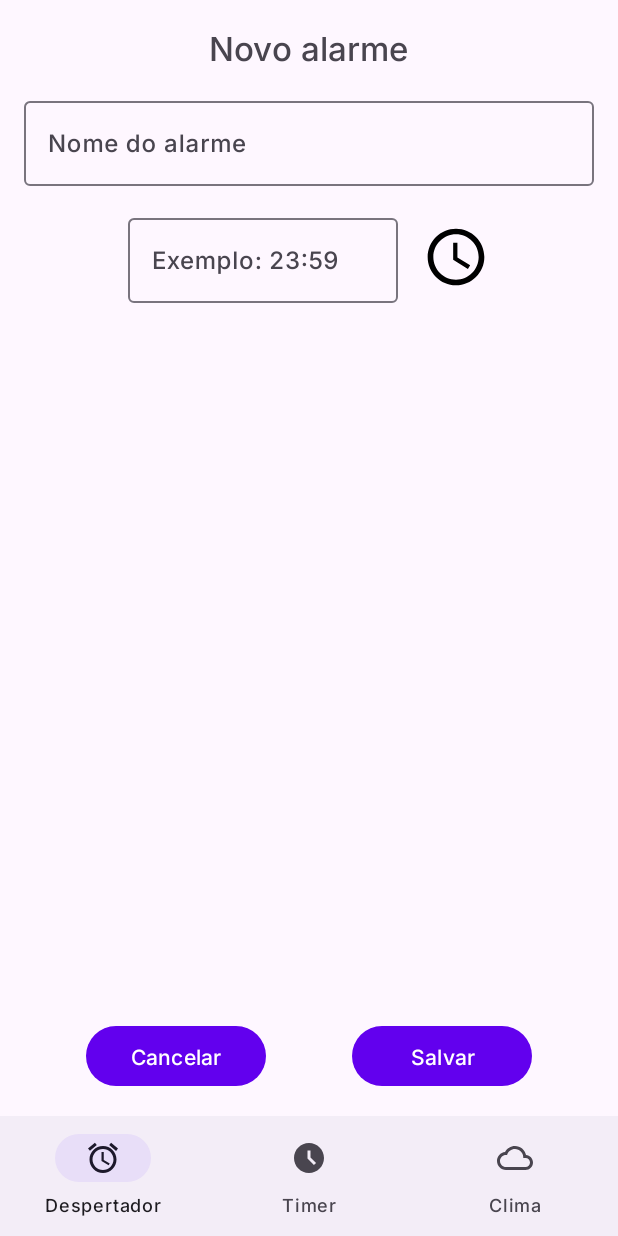
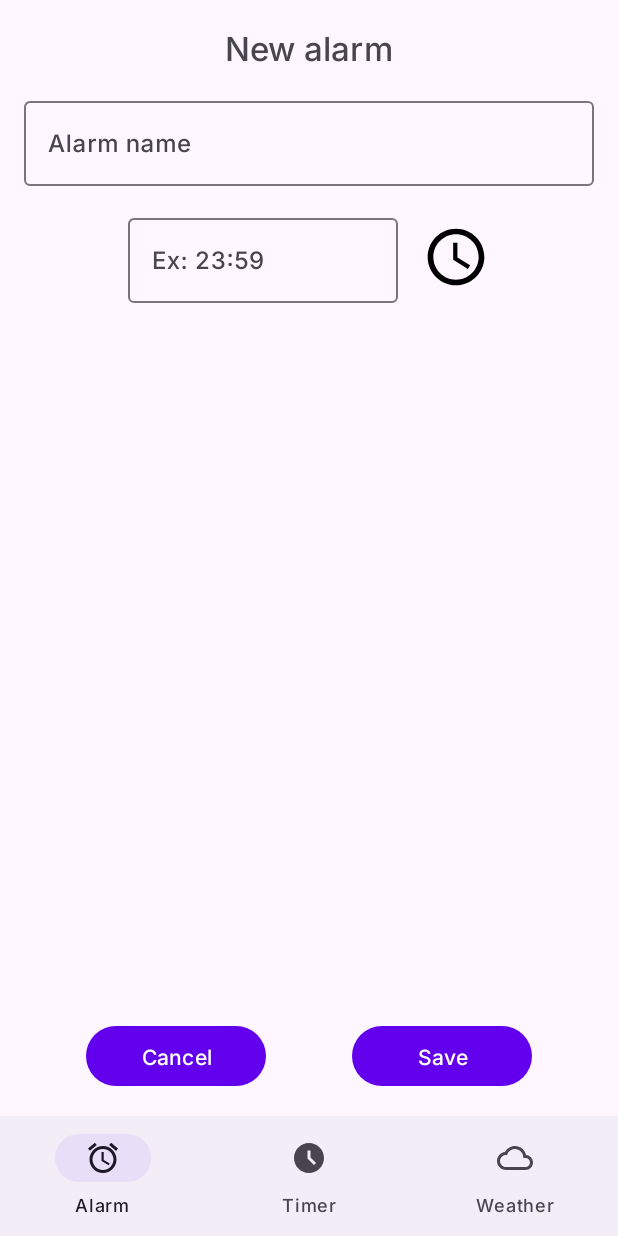
Before and after one commit to matheusperezz/app-relogio, an Android app: the NewAlarmFragment screen opened through its navigation route, on a phone screen of 412 x 824 dp. Run offline under Robolectric (Android 15) with nearby library versions, the phone set to English and light mode, and no system bars; our stand-ins replace Dagger/Hilt's generated code, Room's generated code, navigation-ui.

Commit message:
alarm activation bug fixed | new design on the alarmListCard | translate some texts (must be finish) to english

```diff
--- a/app/src/main/java/com/vanquish/despertador/MainActivity.kt
+++ b/app/src/main/java/com/vanquish/despertador/MainActivity.kt
@@ -8,8 +8,6 @@ import com.vanquish.despertador.databinding.ActivityMainBinding
 import dagger.hilt.android.AndroidEntryPoint
 
 /*
- *
- *  TODO: Consertar Bug - Ativação do Alarme
  *
  *  TODO: Consertar Bug - Atualização do clima só é feita ao ligar o onViewCreated
  *
@@ -33,4 +31,5 @@ class MainActivity : AppCompatActivity() {
 
     private fun getNavHostFragment(): NavHostFragment =
         supportFragmentManager.findFragmentById(binding.fragmentContainerView.id) as NavHostFragment
+
 }
--- a/app/src/main/java/com/vanquish/despertador/ui/adapter/AlarmAdapter.kt
+++ b/app/src/main/java/com/vanquish/despertador/ui/adapter/AlarmAdapter.kt
@@ -8,7 +8,7 @@ import androidx.annotation.RequiresApi
 import androidx.recyclerview.widget.RecyclerView
 import com.vanquish.despertador.database.models.Alarm
 import com.vanquish.despertador.databinding.ResItemAlarmBinding
-import com.vanquish.despertador.extensions.toHourMinuteFormat
+import com.vanquish.despertador.ui.utils.toHourMinuteFormat
 
 @RequiresApi(Build.VERSION_CODES.O)
 class AlarmAdapter(
--- a/app/src/main/java/com/vanquish/despertador/ui/fragments/weather/WeatherFragment.kt
+++ b/app/src/main/java/com/vanquish/despertador/ui/fragments/weather/WeatherFragment.kt
@@ -16,7 +16,7 @@ import androidx.fragment.app.Fragment
 import androidx.fragment.app.viewModels
 import androidx.lifecycle.lifecycleScope
 import com.vanquish.despertador.databinding.FragmentWeatherBinding
-import com.vanquish.despertador.extensions.kelvinToCelsiusString
+import com.vanquish.despertador.ui.utils.kelvinToCelsiusString
 import com.vanquish.despertador.ui.viewmodels.WeatherViewModel
 import dagger.hilt.android.AndroidEntryPoint
 import dagger.hilt.android.scopes.FragmentScoped
--- a/app/src/main/java/com/vanquish/despertador/extensions/StringConverters.kt
+++ b/app/src/main/java/com/vanquish/despertador/ui/utils/StringConverters.kt
@@ -1,4 +1,4 @@
-package com.vanquish.despertador.extensions
+package com.vanquish.despertador.ui.utils
 
 import android.os.Build
 import androidx.annotation.RequiresApi
--- a/app/src/main/java/com/vanquish/despertador/extensions/TempConverter.kt
+++ b/app/src/main/java/com/vanquish/despertador/ui/utils/TempConverter.kt
@@ -1,4 +1,4 @@
-package com.vanquish.despertador.extensions
+package com.vanquish.despertador.ui.utils
 
 fun kelvinToCelsiusString(temp: Double) : String {
     val celsius = temp - 273.15
--- a/app/src/main/res/layout/activity_wake_up.xml
+++ b/app/src/main/res/layout/activity_wake_up.xml
@@ -10,7 +10,7 @@
         android:id="@+id/textViewMain"
         android:layout_width="wrap_content"
         android:layout_height="wrap_content"
-        android:text="Acordar"
+        android:text="Wake up!!!"
         android:textSize="35sp"
         app:layout_constraintBottom_toTopOf="@+id/buttonTurnOff"
         app:layout_constraintEnd_toEndOf="parent"
@@ -22,7 +22,7 @@
         android:id="@+id/buttonTurnOff"
         android:layout_width="wrap_content"
         android:layout_height="wrap_content"
-        android:text="Desligar"
+        android:text="Turn off"
         app:layout_constraintBottom_toBottomOf="parent"
         app:layout_constraintEnd_toEndOf="parent"
         app:layout_constraintHorizontal_bias="0.5"
--- a/app/src/main/res/layout/fragment_new_alarm.xml
+++ b/app/src/main/res/layout/fragment_new_alarm.xml
@@ -12,7 +12,7 @@
         android:layout_width="wrap_content"
         android:layout_height="wrap_content"
         android:layout_marginTop="16dp"
-        android:text="Novo alarme"
+        android:text="New alarm"
         android:textSize="22sp"
         app:layout_constraintEnd_toEndOf="parent"
         app:layout_constraintStart_toStartOf="parent"
@@ -32,7 +32,7 @@
         <com.google.android.material.textfield.TextInputEditText
             android:layout_width="match_parent"
             android:layout_height="wrap_content"
-            android:hint="Nome do alarme" />
+            android:hint="Alarm name" />
 
     </com.google.android.material.textfield.TextInputLayout>
 
@@ -51,7 +51,7 @@
         <com.google.android.material.textfield.TextInputEditText
             android:layout_width="match_parent"
             android:layout_height="wrap_content"
-            android:hint="Exemplo: 23:59"
+            android:hint="Ex: 23:59"
             android:inputType="time" />
     </com.google.android.material.textfield.TextInputLayout>
 
@@ -73,7 +73,7 @@
         android:layout_width="120dp"
         android:layout_height="wrap_content"
         android:layout_marginBottom="16dp"
-        android:text="Salvar"
+        android:text="Save"
         app:layout_constraintBottom_toBottomOf="parent"
         app:layout_constraintEnd_toEndOf="parent"
         app:layout_constraintHorizontal_bias="0.5"
@@ -83,7 +83,7 @@
         android:id="@+id/buttonNewAlarmCancel"
         android:layout_width="120dp"
         android:layout_height="wrap_content"
-        android:text="Cancelar"
+        android:text="Cancel"
         app:layout_constraintBottom_toBottomOf="@+id/buttonNewAlarmSave"
         app:layout_constraintEnd_toStartOf="@+id/buttonNewAlarmSave"
         app:layout_constraintHorizontal_bias="0.5"
--- a/app/src/main/res/layout/fragment_watch.xml
+++ b/app/src/main/res/layout/fragment_watch.xml
@@ -25,7 +25,7 @@
         android:layout_width="100dp"
         android:layout_height="wrap_content"
         android:layout_marginEnd="16dp"
-        android:text="Iniciar"
+        android:text="Start"
         app:layout_constraintBottom_toBottomOf="@+id/buttonTimerPause"
         app:layout_constraintEnd_toEndOf="parent"
         app:layout_constraintHorizontal_bias="0.5"
@@ -36,7 +36,7 @@
         android:id="@+id/buttonTimerPause"
         android:layout_width="100dp"
         android:layout_height="wrap_content"
-        android:text="Pausar"
+        android:text="Pause"
         app:layout_constraintBottom_toBottomOf="@+id/buttonTimerZero"
         app:layout_constraintEnd_toStartOf="@+id/buttonTimerStart"
         app:layout_constraintHorizontal_bias="0.5"
@@ -49,7 +49,7 @@
         android:layout_height="wrap_content"
         android:layout_marginStart="16dp"
         android:layout_marginBottom="32dp"
-        android:text="Zerar"
+        android:text="Reset"
         app:layout_constraintBottom_toBottomOf="parent"
         app:layout_constraintEnd_toStartOf="@+id/buttonTimerPause"
         app:layout_constraintHorizontal_bias="0.5"
--- a/app/src/main/res/layout/fragment_weather.xml
+++ b/app/src/main/res/layout/fragment_weather.xml
@@ -10,7 +10,7 @@
         android:id="@+id/textViewLocalName"
         android:layout_width="wrap_content"
         android:layout_height="wrap_content"
-        android:text="Carregando..."
+        android:text="loading..."
         android:textSize="18sp"
         app:layout_constraintBottom_toTopOf="@+id/imageViewWeatherIcon"
         app:layout_constraintEnd_toEndOf="parent"
@@ -45,9 +45,9 @@
         android:id="@+id/textViewDescription"
         android:layout_width="wrap_content"
         android:layout_height="wrap_content"
-        android:text="Carregando.."
+        android:layout_marginHorizontal="8dp"
+        android:text="loading..."
         android:textSize="18sp"
-        android:layout_marginHorizontal="8dp"
         app:layout_constraintBottom_toBottomOf="parent"
         app:layout_constraintEnd_toEndOf="parent"
         app:layout_constraintHorizontal_bias="0.5"
--- a/app/src/main/res/layout/res_item_alarm.xml
+++ b/app/src/main/res/layout/res_item_alarm.xml
@@ -22,19 +22,21 @@
         <androidx.constraintlayout.widget.ConstraintLayout
             android:layout_width="match_parent"
             android:layout_height="match_parent"
+            android:layout_marginVertical="14dp"
             android:padding="16dp">
 
 
             <TextView
                 android:id="@+id/textViewAlarmTitle"
                 android:layout_width="0dp"
-                android:layout_height="wrap_content"
+                android:layout_height="0dp"
                 android:layout_marginEnd="8dp"
                 android:ellipsize="end"
                 android:maxLines="2"
-                android:minLines="2"
+                android:minLines="1"
                 android:text="RemédioRemédioRemédioRemédioRemédioRemédio"
                 android:textSize="16sp"
+                app:layout_constraintBottom_toBottomOf="parent"
                 app:layout_constraintEnd_toStartOf="@+id/textViewAlarmHour"
                 app:layout_constraintHorizontal_bias="0.5"
                 app:layout_constraintStart_toStartOf="parent"
--- a/app/src/main/res/menu/bottom_navigation_menu.xml
+++ b/app/src/main/res/menu/bottom_navigation_menu.xml
@@ -3,7 +3,7 @@
     <item
         android:id="@+id/alarmClockFragment"
         android:icon="@drawable/ic_alarm"
-        android:title="Despertador" />
+        android:title="Alarm" />
 
     <item
         android:id="@+id/watchFragment"
@@ -13,5 +13,5 @@
     <item
         android:id="@+id/weatherFragment"
         android:icon="@drawable/ic_cloud"
-        android:title="Clima" />
+        android:title="Weather" />
 </menu>
```
Also changed, not shown: app/src/main/java/com/vanquish/despertador/AlarmReceiver.kt (+14 -14 lines), app/src/main/java/com/vanquish/despertador/ui/fragments/alarmList/UpdateAlarmFragment.kt (+1 -9 lines), app/src/main/java/com/vanquish/despertador/ui/fragments/timer/WatchFragment.kt (+12 -3 lines), app/src/main/res/layout/fragment_update_alarm.xml (+5 -5 lines).
